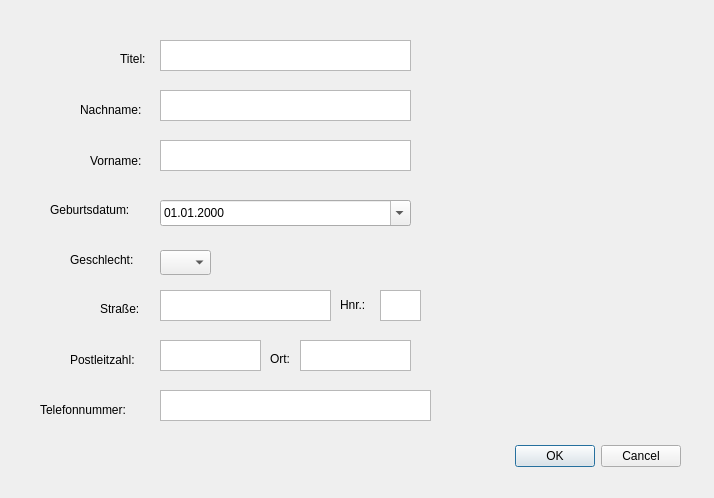
Old version of the form Patientenverwaltung/verwaltung.ui in the repository JenniferRied/Patientenverwaltung.
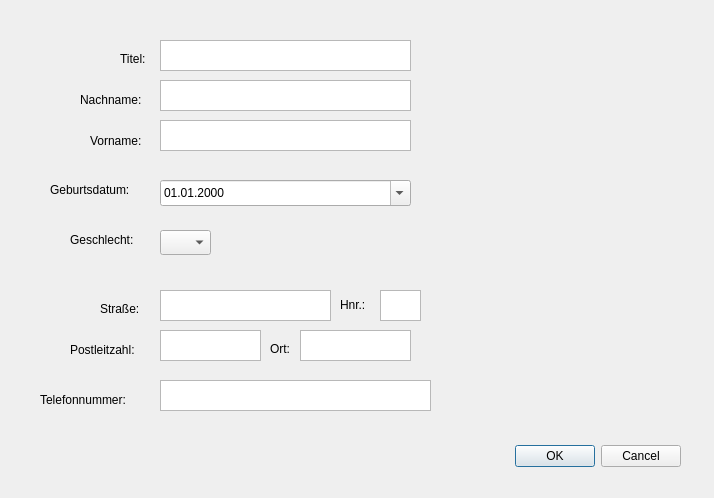
New version of the form.

Commit message: Gesetz der Nähe

Diff of the .ui file:
```diff
--- a/Patientenverwaltung/verwaltung.ui
+++ b/Patientenverwaltung/verwaltung.ui
@@ -69,7 +69,7 @@
    <property name="geometry">
     <rect>
      <x>270</x>
-     <y>350</y>
+     <y>340</y>
      <width>31</width>
      <height>17</height>
     </rect>
@@ -82,7 +82,7 @@
    <property name="geometry">
     <rect>
      <x>160</x>
-     <y>340</y>
+     <y>330</y>
      <width>101</width>
      <height>31</height>
     </rect>
@@ -105,7 +105,7 @@
    <property name="geometry">
     <rect>
      <x>70</x>
-     <y>250</y>
+     <y>230</y>
      <width>81</width>
      <height>20</height>
     </rect>
@@ -118,7 +118,7 @@
    <property name="geometry">
     <rect>
      <x>300</x>
-     <y>340</y>
+     <y>330</y>
      <width>111</width>
      <height>31</height>
     </rect>
@@ -128,7 +128,7 @@
    <property name="geometry">
     <rect>
      <x>160</x>
-     <y>200</y>
+     <y>180</y>
      <width>251</width>
      <height>26</height>
     </rect>
@@ -144,7 +144,7 @@
    <property name="geometry">
     <rect>
      <x>50</x>
-     <y>200</y>
+     <y>180</y>
      <width>111</width>
      <height>20</height>
     </rect>
@@ -157,7 +157,7 @@
    <property name="geometry">
     <rect>
      <x>80</x>
-     <y>100</y>
+     <y>90</y>
      <width>81</width>
      <height>20</height>
     </rect>
@@ -170,7 +170,7 @@
    <property name="geometry">
     <rect>
      <x>160</x>
-     <y>390</y>
+     <y>380</y>
      <width>271</width>
      <height>31</height>
     </rect>
@@ -180,7 +180,7 @@
    <property name="geometry">
     <rect>
      <x>70</x>
-     <y>350</y>
+     <y>340</y>
      <width>91</width>
      <height>20</height>
     </rect>
@@ -193,7 +193,7 @@
    <property name="geometry">
     <rect>
      <x>160</x>
-     <y>90</y>
+     <y>80</y>
      <width>251</width>
      <height>31</height>
     </rect>
@@ -203,7 +203,7 @@
    <property name="geometry">
     <rect>
      <x>40</x>
-     <y>400</y>
+     <y>390</y>
      <width>121</width>
      <height>20</height>
     </rect>
@@ -216,7 +216,7 @@
    <property name="geometry">
     <rect>
      <x>160</x>
-     <y>140</y>
+     <y>120</y>
      <width>251</width>
      <height>31</height>
     </rect>
@@ -226,7 +226,7 @@
    <property name="geometry">
     <rect>
      <x>90</x>
-     <y>150</y>
+     <y>130</y>
      <width>67</width>
      <height>21</height>
     </rect>
@@ -259,7 +259,7 @@
    <property name="geometry">
     <rect>
      <x>160</x>
-     <y>250</y>
+     <y>230</y>
      <width>51</width>
      <height>25</height>
     </rect>
```
